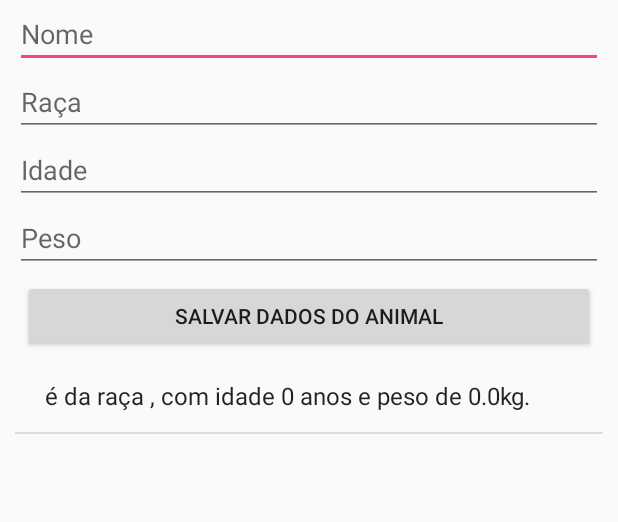
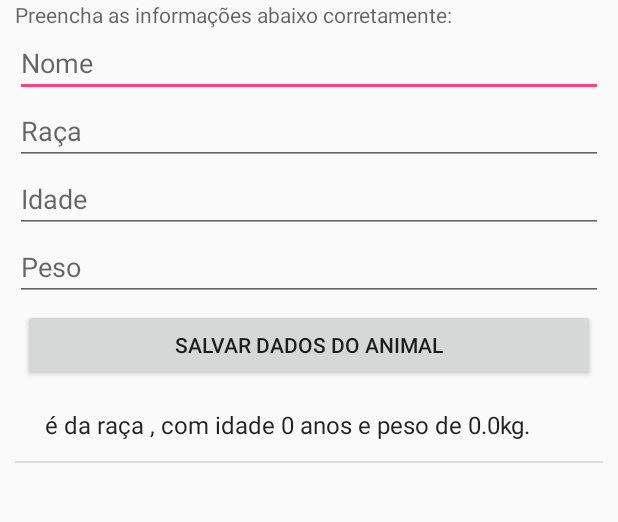
Before and after one commit to LayseSS/SaveTheAnimals, an Android app: the screen it shows after launch (MainActivity), after a tap on "SALVAR DADOS DO ANIMAL", on a phone screen of 412 x 824 dp, the part 261-783 px from its top. Run offline under Robolectric (Android 15) with nearby library versions, the phone set to English and light mode, and no system bars; 2 statements that could not run were skipped.

Commit message:
projeto completo

```diff
--- a/app/src/main/res/layout/activity_main.xml
+++ b/app/src/main/res/layout/activity_main.xml
@@ -17,6 +17,13 @@
             android:layout_width="match_parent"
             android:layout_height="wrap_content"
             app:srcCompat="@mipmap/ic_launcher_foreground" />
+
+        <TextView
+            android:id="@+id/text"
+            android:layout_width="match_parent"
+            android:layout_height="wrap_content"
+            android:text=""
+            android:hint="@string/campo_preencha" />
 
         <EditText
             android:id="@+id/editTextNome"
@@ -68,5 +75,7 @@
             android:layout_height="match_parent" />
 
 
+
+
     </LinearLayout>
 </android.support.constraint.ConstraintLayout>
--- a/app/src/main/res/values/strings.xml
+++ b/app/src/main/res/values/strings.xml
@@ -5,4 +5,6 @@
     <string name="campo_idade">Idade</string>
     <string name="campo_peso">Peso</string>
     <string name="botao_salvar">Salvar Dados do Animal</string>
+    <string name="campo_preencha">Preencha as informações abaixo corretamente: </string>
+
 </resources>
```
